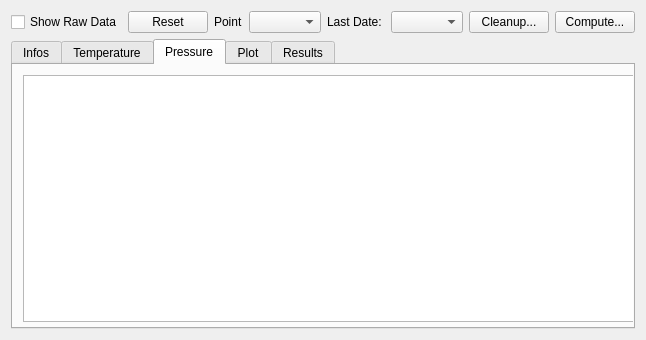
Above: molonari_data/molonaviz/datapointview.ui from leamailhol/MOLO-projet-interface before the change. Below: the same form after it.
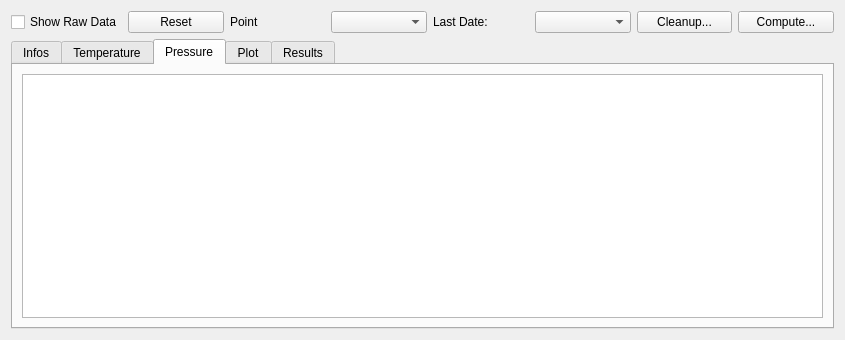
That is the form after the change. The open tabs and pages were chosen to show the change. Icons and pictures are not drawn.

Patch:
```diff
--- a/molonari_data/molonaviz/datapointview.ui
+++ b/molonari_data/molonaviz/datapointview.ui
@@ -6,7 +6,7 @@
    <rect>
     <x>0</x>
     <y>0</y>
-    <width>447</width>
+    <width>845</width>
     <height>340</height>
    </rect>
   </property>
@@ -161,16 +161,18 @@
       <attribute name="title">
        <string>Pressure</string>
       </attribute>
-      <widget class="QTableView" name="tableViewPressure">
-       <property name="geometry">
-        <rect>
-         <x>10</x>
-         <y>10</y>
-         <width>664</width>
-         <height>247</height>
-        </rect>
-       </property>
-      </widget>
+      <layout class="QVBoxLayout" name="verticalLayout_4">
+       <item>
+        <widget class="QTableView" name="tableViewPressure">
+         <attribute name="horizontalHeaderStretchLastSection">
+          <bool>false</bool>
+         </attribute>
+         <attribute name="verticalHeaderStretchLastSection">
+          <bool>true</bool>
+         </attribute>
+        </widget>
+       </item>
+      </layout>
      </widget>
      <widget class="QWidget" name="tabPlot">
       <attribute name="title">
```
Left out of the diff: 12 changed lines with no effect on the pictures.
